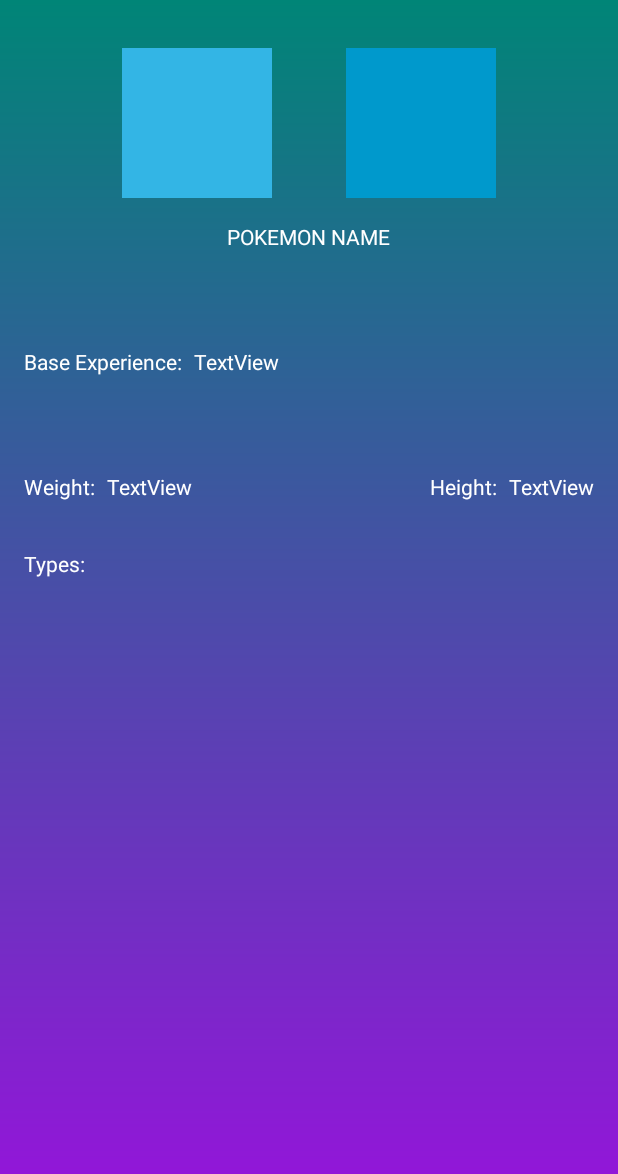
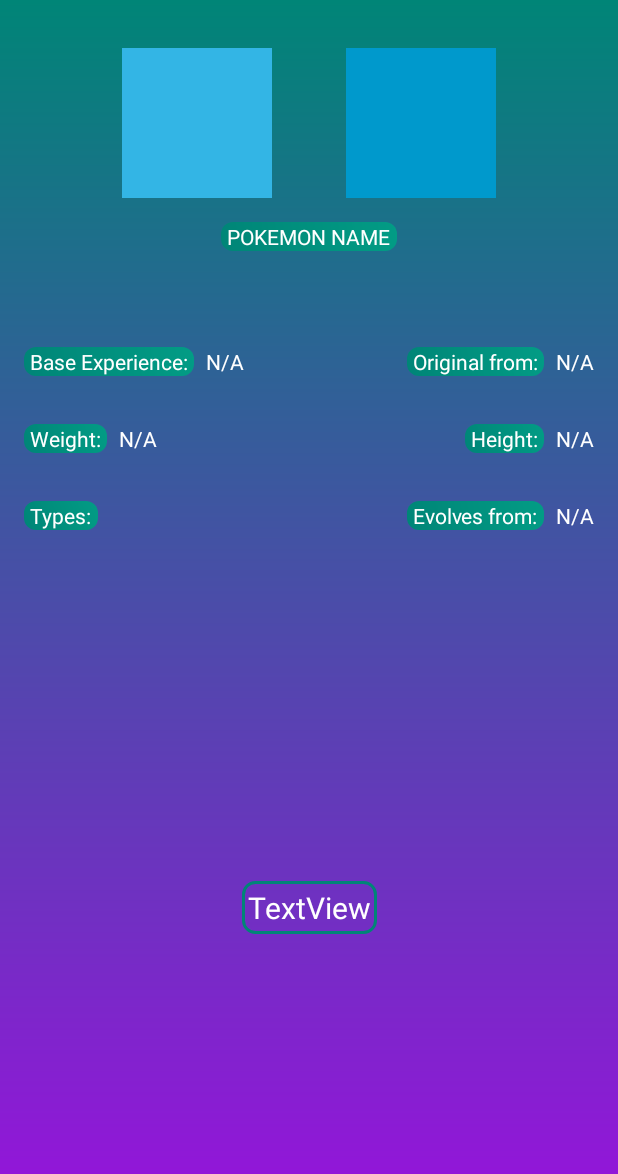
Before and after one commit to ruif3r/Pokedex, an Android app: the layout activity_pokemon_detailed.xml on its own in the app's theme, with its tools: preview values and no code run, on a phone screen of 412 x 824 dp. Shown: the top 1174 px of the screen. Run offline under Robolectric (Android 15) with nearby library versions, the phone set to English and light mode, and no system bars.

Commit message:
Refactor PokemonDetailedActivity, added getSpecies call, fix some visuals and added background to text

```diff
--- a/app/src/main/java/com/example/pokedex/data/PokemonDataSet.kt
+++ b/app/src/main/java/com/example/pokedex/data/PokemonDataSet.kt
@@ -8,7 +8,7 @@ import retrofit2.Response
 
 open class PokemonDataSet<T> {
 
-    lateinit var call: Call<T>
+    private lateinit var call: Call<T>
 
     fun makeCall(call: Call<T>): LiveData<T> {
         this.call = call
--- a/app/src/main/java/com/example/pokedex/pokeapi/PokeApi.kt
+++ b/app/src/main/java/com/example/pokedex/pokeapi/PokeApi.kt
@@ -7,10 +7,13 @@ import retrofit2.http.Path
 import retrofit2.http.Query
 
 interface PokeApi {
+
     @GET("pokemon")
     fun getPokemonList(@Query("offset") offset : Int) : Call<PokemonInfo.PokemonList>
+
     @GET("pokemon/{id}/")
     fun getPokemonDetail(@Path("id") id : Int) : Call<PokemonInfo>
+
     @GET("pokemon-species/{id}")
     fun getPokemonSpecies(@Path("id") id : Int) : Call<PokemonInfo.PokemonSpecies>
 
--- a/app/src/main/java/com/example/pokedex/viewmodel/MainViewModel.kt
+++ b/app/src/main/java/com/example/pokedex/viewmodels/MainViewModel.kt
@@ -1,4 +1,4 @@
-package com.example.pokedex.viewmodel
+package com.example.pokedex.viewmodels
 
 import androidx.lifecycle.ViewModel
 import com.example.pokedex.domain.PokemonRepository
--- /dev/null
+++ b/app/src/main/res/drawable/border_rounded.xml
@@ -0,0 +1,8 @@
+<?xml version="1.0" encoding="utf-8"?>
+<shape xmlns:android="http://schemas.android.com/apk/res/android">
+    <corners android:radius="8dp"/>
+    <padding android:bottom="0dp" android:left="4dp" android:right="4dp" android:top="0dp"/>
+    <gradient android:angle="45"
+        android:startColor="@color/colorPrimary"
+        android:endColor="#029C85"/>
+</shape>
--- /dev/null
+++ b/app/src/main/res/drawable/borderline_rounded.xml
@@ -0,0 +1,8 @@
+<?xml version="1.0" encoding="utf-8"?>
+<shape xmlns:android="http://schemas.android.com/apk/res/android">
+    <corners android:radius="8dp"/>
+    <padding android:top="4dp" android:right="4dp" android:left="4dp" android:bottom="4dp"/>
+    <stroke android:color="@color/colorPrimary"
+        android:width="2dp"/>
+
+</shape>
--- a/app/src/main/res/layout/activity_pokemon_detailed.xml
+++ b/app/src/main/res/layout/activity_pokemon_detailed.xml
@@ -1,11 +1,19 @@
 <?xml version="1.0" encoding="utf-8"?>
-<androidx.constraintlayout.widget.ConstraintLayout xmlns:android="http://schemas.android.com/apk/res/android"
+
+<ScrollView xmlns:android="http://schemas.android.com/apk/res/android"
     xmlns:app="http://schemas.android.com/apk/res-auto"
     xmlns:tools="http://schemas.android.com/tools"
     android:layout_width="match_parent"
     android:layout_height="match_parent"
+    android:orientation="vertical"
+    android:fillViewport="true">
+
+    <androidx.constraintlayout.widget.ConstraintLayout
+        android:layout_width="match_parent"
+        android:layout_height="wrap_content"
         android:background="@drawable/gradient_background"
         tools:context=".views.PokemonDetailedActivity">
+
 
         <ImageView
             android:id="@+id/pokemonDetailImageView"
@@ -25,6 +33,7 @@
             android:layout_width="wrap_content"
             android:layout_height="wrap_content"
             android:layout_marginTop="16dp"
+            android:background="@drawable/border_rounded"
             android:text="Pokemon Name"
             android:textAllCaps="true"
             app:layout_constraintEnd_toEndOf="parent"
@@ -35,6 +44,7 @@
             android:id="@+id/baseExperienceTitleTextView"
             android:layout_width="wrap_content"
             android:layout_height="wrap_content"
+            android:background="@drawable/border_rounded"
             android:layout_marginStart="16dp"
             android:layout_marginTop="64dp"
             android:text="Base Experience:"
@@ -46,7 +56,8 @@
             android:layout_width="wrap_content"
             android:layout_height="wrap_content"
             android:layout_marginStart="16dp"
-        android:layout_marginTop="64dp"
+            android:layout_marginTop="32dp"
+            android:background="@drawable/border_rounded"
             android:text="Weight:"
             app:layout_constraintStart_toStartOf="parent"
             app:layout_constraintTop_toBottomOf="@+id/baseExperienceTitleTextView" />
@@ -55,8 +66,9 @@
             android:id="@+id/heightTitleTextView"
             android:layout_width="wrap_content"
             android:layout_height="wrap_content"
-        android:layout_marginTop="64dp"
+            android:layout_marginTop="32dp"
             android:layout_marginEnd="8dp"
+            android:background="@drawable/border_rounded"
             android:text="Height:"
             app:layout_constraintEnd_toStartOf="@+id/heightTextView"
             app:layout_constraintTop_toBottomOf="@+id/baseExperienceTitleTextView" />
@@ -67,7 +79,7 @@
             android:layout_height="wrap_content"
             android:layout_marginStart="8dp"
             android:layout_marginTop="64dp"
-        android:text="TextView"
+            android:text="N/A"
             app:layout_constraintStart_toEndOf="@+id/baseExperienceTitleTextView"
             app:layout_constraintTop_toBottomOf="@+id/pokemonNameTextView" />
 
@@ -76,8 +88,8 @@
             android:layout_width="wrap_content"
             android:layout_height="wrap_content"
             android:layout_marginStart="8dp"
-        android:layout_marginTop="64dp"
-        android:text="TextView"
+            android:layout_marginTop="32dp"
+            android:text="N/A"
             app:layout_constraintStart_toEndOf="@+id/weightTitleTextView"
             app:layout_constraintTop_toBottomOf="@+id/baseExperienceTitleTextView" />
 
@@ -85,9 +97,9 @@
             android:id="@+id/heightTextView"
             android:layout_width="wrap_content"
             android:layout_height="wrap_content"
-        android:layout_marginTop="64dp"
+            android:layout_marginTop="32dp"
             android:layout_marginEnd="16dp"
-        android:text="TextView"
+            android:text="N/A"
             app:layout_constraintEnd_toEndOf="parent"
             app:layout_constraintTop_toBottomOf="@+id/baseExperienceTextView" />
 
@@ -107,6 +119,7 @@
             android:id="@+id/typeTitleTextView"
             android:layout_width="wrap_content"
             android:layout_height="wrap_content"
+            android:background="@drawable/border_rounded"
             android:layout_marginStart="16dp"
             android:layout_marginTop="32dp"
             android:text="Types:"
@@ -123,4 +136,65 @@
             app:layout_constraintStart_toEndOf="@+id/typeTitleTextView"
             app:layout_constraintTop_toBottomOf="@+id/weightTextView" />
 
+        <TextView
+            android:id="@+id/flavor_textView"
+            android:layout_width="wrap_content"
+            android:layout_height="wrap_content"
+            android:background="@drawable/borderline_rounded"
+            android:layout_marginStart="8dp"
+            android:layout_marginTop="250dp"
+            android:layout_marginEnd="8dp"
+            android:layout_marginBottom="32dp"
+            android:text="TextView"
+            android:textSize="20sp"
+            app:layout_constraintBottom_toBottomOf="parent"
+            app:layout_constraintEnd_toEndOf="parent"
+            app:layout_constraintStart_toStartOf="parent"
+            app:layout_constraintTop_toBottomOf="@+id/pokemonNameTextView" />
+
+        <TextView
+            android:id="@+id/generation_TextView"
+            android:layout_width="wrap_content"
+            android:layout_height="wrap_content"
+            android:layout_marginTop="64dp"
+            android:layout_marginEnd="16dp"
+            android:text="N/A"
+            app:layout_constraintEnd_toEndOf="parent"
+            app:layout_constraintTop_toBottomOf="@+id/pokemonNameTextView" />
+
+        <TextView
+            android:id="@+id/original_from_TextView"
+            android:layout_width="wrap_content"
+            android:layout_height="wrap_content"
+            android:background="@drawable/border_rounded"
+            android:layout_marginTop="64dp"
+            android:layout_marginEnd="8dp"
+            android:text="Original from:"
+            app:layout_constraintEnd_toStartOf="@+id/generation_TextView"
+            app:layout_constraintTop_toBottomOf="@+id/pokemonNameTextView" />
+
+        <TextView
+            android:id="@+id/evolves_from_textView"
+            android:layout_width="wrap_content"
+            android:layout_height="wrap_content"
+            android:layout_marginTop="32dp"
+            android:layout_marginEnd="16dp"
+            android:text="N/A"
+            app:layout_constraintEnd_toEndOf="parent"
+            app:layout_constraintTop_toBottomOf="@+id/heightTextView" />
+
+        <TextView
+            android:id="@+id/evolves_from_title_textView"
+            android:layout_width="wrap_content"
+            android:layout_height="wrap_content"
+            android:background="@drawable/border_rounded"
+
+            android:layout_marginTop="32dp"
+            android:layout_marginEnd="8dp"
+            android:text="Evolves from:"
+            app:layout_constraintEnd_toStartOf="@+id/evolves_from_textView"
+            app:layout_constraintTop_toBottomOf="@+id/heightTitleTextView" />
+
     </androidx.constraintlayout.widget.ConstraintLayout>
+
+</ScrollView>
```
Also changed, not shown: app/src/main/java/com/example/pokedex/MainActivity.kt (+11 -11 lines), app/src/main/java/com/example/pokedex/domain/PokemonRepository.kt (+7 -0 lines), app/src/main/java/com/example/pokedex/models/PokemonInfo.kt (+10 -3 lines), app/src/main/java/com/example/pokedex/viewmodels/PokemonDetailsViewModel.kt (added, +13 -0 lines), app/src/main/java/com/example/pokedex/views/PokemonDetailedActivity.kt (+25 -27 lines). Lines whose indentation alone changed are shown as unchanged.
